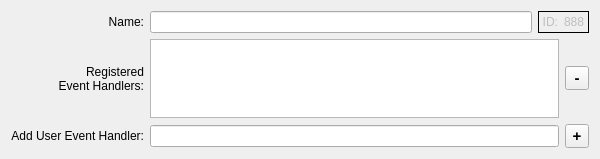
Before: the Qt Designer form src/ui/scripts_main_area.ui in Mudlet/Mudlet, drawn with Qt 5.
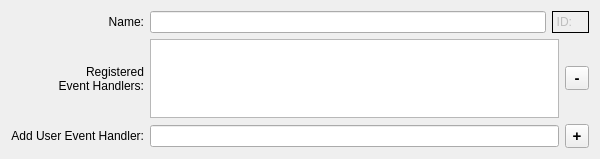
After: the same form once the commit is applied.

Commit message: Revise: remove dummy text used during form design

```diff
--- a/src/ui/scripts_main_area.ui
+++ b/src/ui/scripts_main_area.ui
@@ -74,7 +74,7 @@
          <bool>false</bool>
         </property>
         <property name="text">
-         <string>888</string>
+         <string/>
         </property>
         <property name="textInteractionFlags">
          <set>Qt::TextSelectableByMouse</set>
```
The commit also changes 5 other files.
